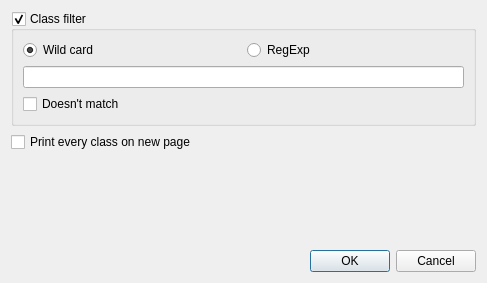
Old version of the form quickevent/app/plugins/qml/Runs/src/Runs/reportoptionsdialog.ui in the repository Quick-Event/quickbox.
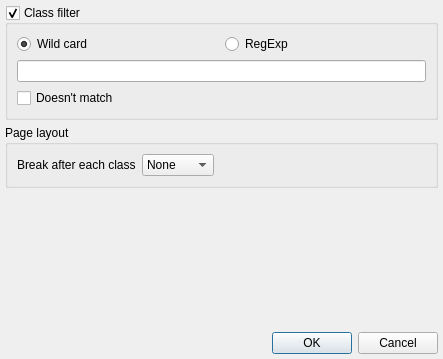
New version of the form.

Commit message:
quickevent: [#82 done] Create print start list/results options dialog
QE 0.1.8

```diff
--- a/quickevent/app/plugins/qml/Runs/src/Runs/reportoptionsdialog.ui
+++ b/quickevent/app/plugins/qml/Runs/src/Runs/reportoptionsdialog.ui
@@ -6,14 +6,29 @@
    <rect>
     <x>0</x>
     <y>0</y>
-    <width>487</width>
-    <height>283</height>
+    <width>443</width>
+    <height>359</height>
    </rect>
   </property>
   <property name="windowTitle">
    <string>Dialog</string>
   </property>
   <layout class="QVBoxLayout" name="verticalLayout">
+   <property name="spacing">
+    <number>5</number>
+   </property>
+   <property name="leftMargin">
+    <number>5</number>
+   </property>
+   <property name="topMargin">
+    <number>5</number>
+   </property>
+   <property name="rightMargin">
+    <number>5</number>
+   </property>
+   <property name="bottomMargin">
+    <number>5</number>
+   </property>
    <item>
     <widget class="QGroupBox" name="grpClassFilter">
      <property name="title">
@@ -63,10 +78,51 @@
     </widget>
    </item>
    <item>
-    <widget class="QCheckBox" name="chkPrintEveryClassOnNewPage">
-     <property name="text">
-      <string>Print every class on new page</string>
+    <widget class="QGroupBox" name="groupBox">
+     <property name="title">
+      <string>Page layout</string>
      </property>
+     <layout class="QGridLayout" name="gridLayout_3">
+      <item row="0" column="1">
+       <widget class="QComboBox" name="cbxBreakAfterClassType">
+        <item>
+         <property name="text">
+          <string>None</string>
+         </property>
+        </item>
+        <item>
+         <property name="text">
+          <string>Column</string>
+         </property>
+        </item>
+        <item>
+         <property name="text">
+          <string>Page</string>
+         </property>
+        </item>
+       </widget>
+      </item>
+      <item row="0" column="2">
+       <spacer name="horizontalSpacer">
+        <property name="orientation">
+         <enum>Qt::Horizontal</enum>
+        </property>
+        <property name="sizeHint" stdset="0">
+         <size>
+          <width>40</width>
+          <height>20</height>
+         </size>
+        </property>
+       </spacer>
+      </item>
+      <item row="0" column="0">
+       <widget class="QLabel" name="label">
+        <property name="text">
+         <string>Break after each class</string>
+        </property>
+       </widget>
+      </item>
+     </layout>
     </widget>
    </item>
    <item>
```
The commit also changes 8 other files.
